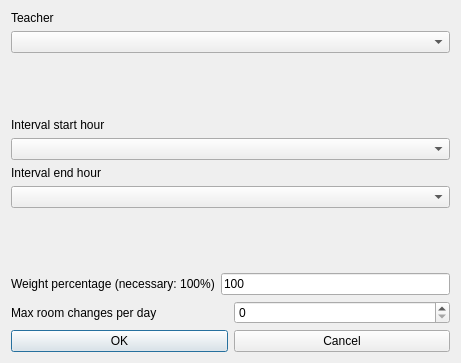
Before: the Qt Designer form fet/src/interface/modifyconstraintteachermaxroomchangesperdayinintervalform_template.ui in vonmecheln/fet, drawn with Qt 5.
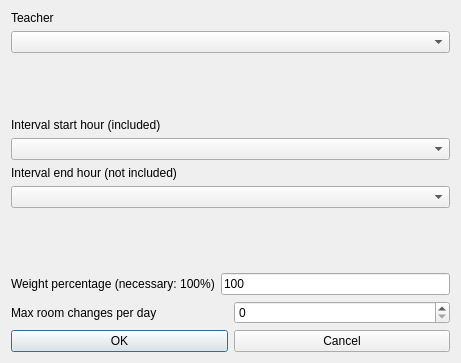
After: the same form once the commit is applied.

What changed in the file:
```diff
--- a/fet/src/interface/modifyconstraintteachermaxroomchangesperdayinintervalform_template.ui
+++ b/fet/src/interface/modifyconstraintteachermaxroomchangesperdayinintervalform_template.ui
@@ -59,7 +59,7 @@
         <enum>QFrame::Plain</enum>
        </property>
        <property name="text">
-        <string>Interval end hour</string>
+        <string extracomment="This field refers to a constraint operating on a given hourly interval. The selected start hour of the interval is included (is counted) in the constraint, while the selected end hour of the interval is not included (is not counted) in the constraint.">Interval end hour (not included)</string>
        </property>
        <property name="wordWrap">
         <bool>false</bool>
@@ -105,7 +105,7 @@
         <enum>QFrame::Plain</enum>
        </property>
        <property name="text">
-        <string>Interval start hour</string>
+        <string extracomment="This field refers to a constraint operating on a given hourly interval. The selected start hour of the interval is included (is counted) in the constraint, while the selected end hour of the interval is not included (is not counted) in the constraint.">Interval start hour (included)</string>
        </property>
        <property name="wordWrap">
         <bool>false</bool>
```
